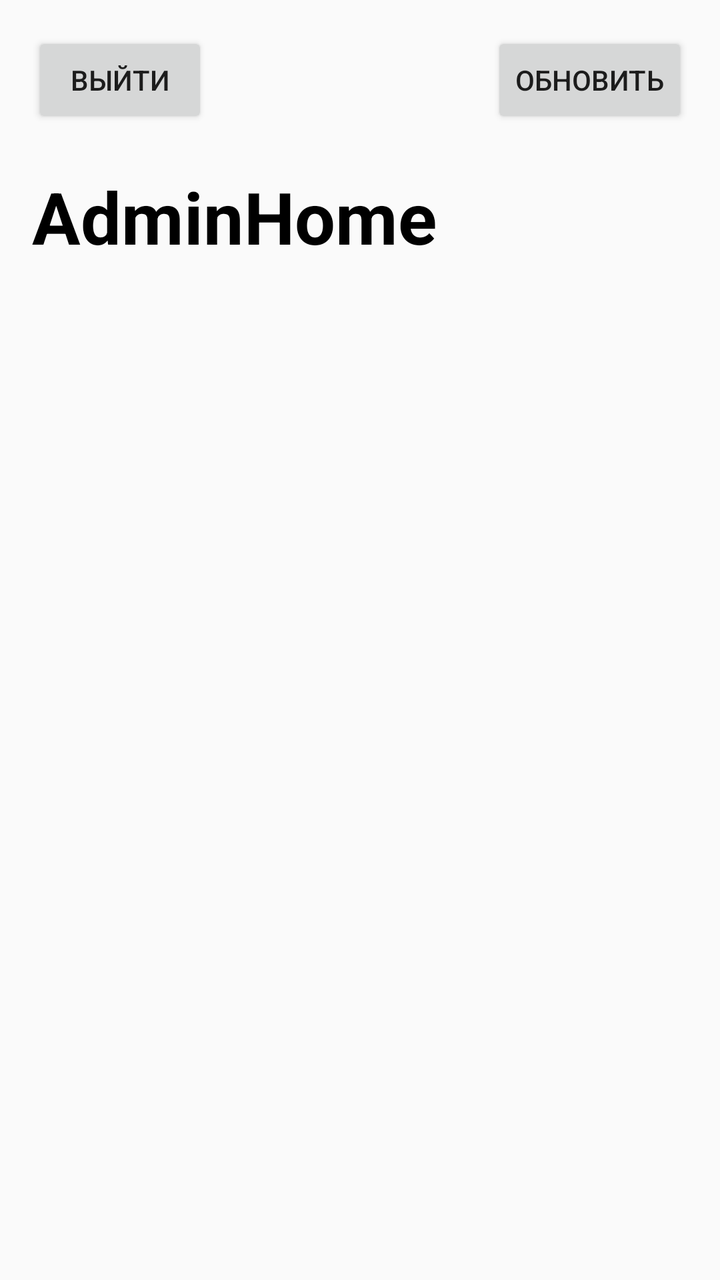
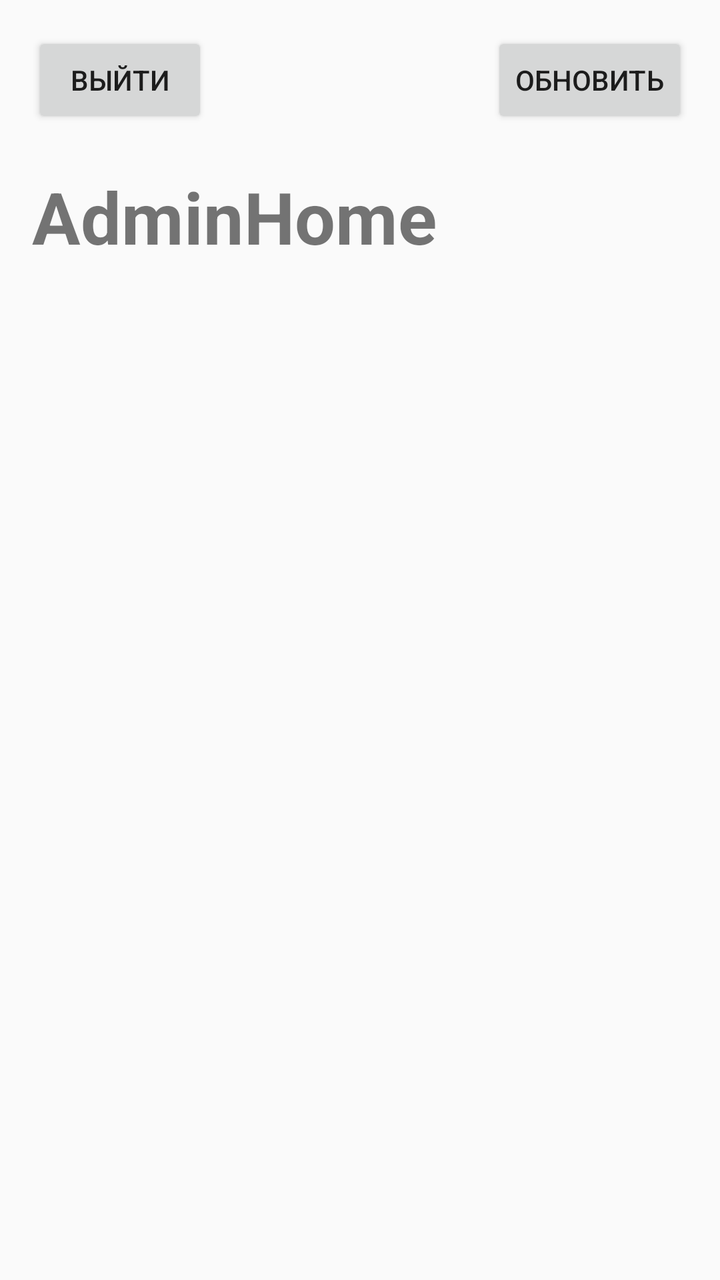

Two renders of the same Android screen: before a commit and after it. Below are the layout's source before the change and the commit's diff.
<!-- AndroidManifest.xml: application theme Theme.AppCompat.Light.NoActionBar -->
<!-- res/layout/activity_admin_home.xml -->
<?xml version="1.0" encoding="utf-8"?>
<LinearLayout xmlns:android="http://schemas.android.com/apk/res/android"
    android:layout_width="match_parent"
    android:layout_height="match_parent"
    android:orientation="vertical"
    android:padding="16dp">

    <LinearLayout
        android:layout_width="match_parent"
        android:layout_height="wrap_content"
        android:orientation="horizontal"
        android:gravity="center_vertical">

        <Button
            android:id="@+id/logoutButton"
            android:layout_width="wrap_content"
            android:layout_height="wrap_content"
            android:text="Выйти" />

        <View
            android:layout_width="0dp"
            android:layout_height="1dp"
            android:layout_weight="1" />

        <Button
            android:id="@+id/refreshButton"
            android:layout_width="wrap_content"
            android:layout_height="wrap_content"
            android:text="Обновить" />
    </LinearLayout>

    <TextView
        android:id="@+id/titleText"
        android:layout_width="wrap_content"
        android:layout_height="wrap_content"
        android:layout_marginTop="20dp"
        android:text="AdminHome"
        android:textColor="#000000"
        android:textSize="36sp"
        android:textStyle="bold" />

    <TextView
        android:id="@+id/errorText"
        android:layout_width="match_parent"
        android:layout_height="wrap_content"
        android:layout_marginTop="16dp"
        android:textColor="#C62828"
        android:textSize="16sp" />

    <ScrollView
        android:layout_width="match_parent"
        android:layout_height="0dp"
        android:layout_marginTop="12dp"
        android:layout_weight="1">

        <TextView
            android:id="@+id/contentText"
            android:layout_width="match_parent"
            android:layout_height="wrap_content"
            android:textColor="#000000"
            android:textSize="16sp" />
    </ScrollView>

</LinearLayout>
<!-- resources referenced by this layout -->
<resources>

</resources>

<!-- the commit's change to res/layout/activity_admin_home.xml (unified diff, before → after) -->
@@ -35,7 +35,7 @@
         android:layout_height="wrap_content"
         android:layout_marginTop="20dp"
         android:text="AdminHome"
-        android:textColor="#000000"
+        android:textColor="@color/app_black"
         android:textSize="36sp"
         android:textStyle="bold" />
 
@@ -44,7 +44,7 @@
         android:layout_width="match_parent"
         android:layout_height="wrap_content"
         android:layout_marginTop="16dp"
-        android:textColor="#C62828"
+        android:textColor="@color/app_danger_red"
         android:textSize="16sp" />
 
     <ScrollView
@@ -57,7 +57,7 @@
             android:id="@+id/contentText"
             android:layout_width="match_parent"
             android:layout_height="wrap_content"
-            android:textColor="#000000"
+            android:textColor="@color/app_black"
             android:textSize="16sp" />
     </ScrollView>
 
